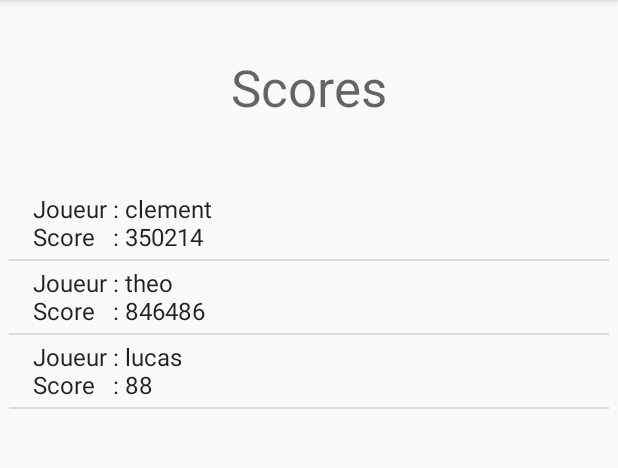
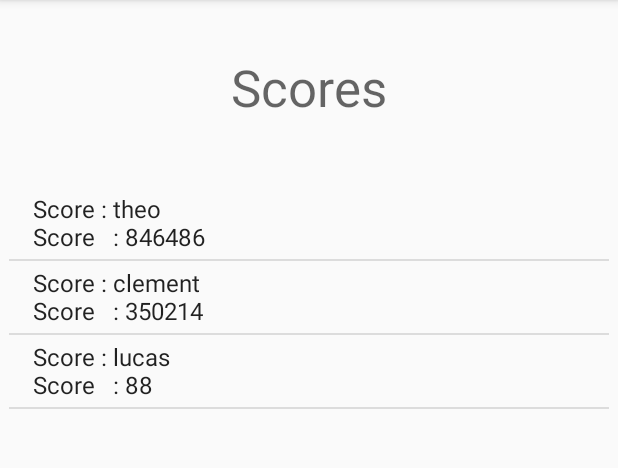
Before and after one commit to Khaaz/SP_NinjaJumper, an Android app: the ScoreActivity screen opened directly, with no data from a screen before it, on a phone screen of 412 x 824 dp, the part 84-552 px from its top. Run offline under Robolectric (Android 15) with nearby library versions, the phone set to English and light mode, and no system bars.

Commit message:
les scores sont maintenant affiches dans l'ordre croissant + debut de la gestion des options et du son

```diff
--- a/app/src/main/java/com/iut/jumper/activities/ScoreActivity.java
+++ b/app/src/main/java/com/iut/jumper/activities/ScoreActivity.java
@@ -6,7 +6,9 @@ import android.widget.ArrayAdapter;
 import android.widget.ListView;
 
 import com.iut.jumper.R;
-import com.iut.jumper.models.Joueur;
+import com.iut.jumper.models.Score;
+
+import java.util.Arrays;
 
 import static com.iut.jumper.R.layout.activity_scores;
 
@@ -20,14 +22,15 @@ public class ScoreActivity extends AActivity {
 
         ListView scores = (ListView)findViewById(R.id.scores);
 
-        Joueur clem = new Joueur("clement", 350214);
+        Score clem = new Score("clement", 350214);
         System.out.println(clem.toString());
-        Joueur lulu = new Joueur("lucas", 88);
-        Joueur theo = new Joueur("theo", 846486, false);
+        Score lulu = new Score("lucas", 88);
+        Score theo = new Score("theo", 846486, false);
 
-        Joueur[] joueurs = new Joueur[]{clem, theo, lulu};
+        Score[] lscores = new Score[]{clem, theo, lulu};
+        Arrays.sort(lscores);
 
-        ArrayAdapter<Joueur> arrayAdapter = new ArrayAdapter<Joueur>(this, android.R.layout.simple_list_item_1, joueurs);
+        ArrayAdapter<Score> arrayAdapter = new ArrayAdapter<Score>(this, android.R.layout.simple_list_item_1, lscores);
 
         scores.setAdapter(arrayAdapter);
     }
--- a/app/src/main/java/com/iut/jumper/models/Joueur.java
+++ b/app/src/main/java/com/iut/jumper/models/Score.java
@@ -1,21 +1,23 @@
 package com.iut.jumper.models;
+
+import android.support.annotation.NonNull;
 
 import java.io.Serializable;
 
-public class Joueur {
+public class Score implements Comparable<Score> {
 
     private String username;
     private Integer score;
 
     private boolean active;
 
-    public Joueur(String username, Integer score, boolean active) {
+    public Score(String username, Integer score, boolean active) {
         this.username = username;
         this.score = score;
         this.active = active;
     }
 
-    public Joueur(String username, Integer score) {
+    public Score(String username, Integer score) {
         this.username = username;
         this.score = score;
         this.active = true;
@@ -47,6 +49,11 @@ public class Joueur {
 
     @Override
     public String toString() {
-        return "Joueur : " + username + "\nScore   : " + score;
+        return "Score : " + username + "\nScore   : " + score;
+    }
+
+    @Override
+    public int compareTo(@NonNull Score s) {
+        return (this.score < s.score) ? 1 : ((this.score == s.score) ? 0 : -1);
     }
 }
```
Also changed, not shown: app/src/main/java/com/iut/jumper/activities/OptionsActivity.java (+13 -3 lines), app/src/main/java/com/iut/jumper/core/managers/SoundManager.java (added, +14 -0 lines), app/src/main/res/layout/activity_options.xml (+15 -14 lines), 1 other file.
